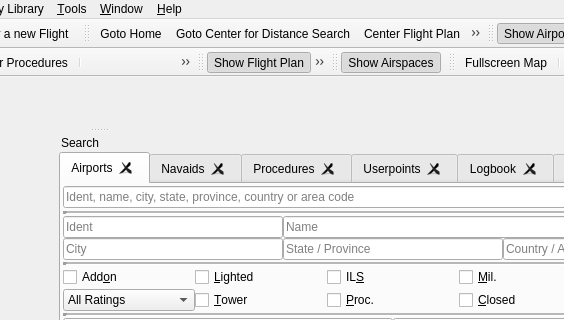
The window that src/gui/mainwindow.ui (albar965/littlenavmap) describes before a commit, drawn with Qt 5; both pictures show x 532 to 1096 and y 0 to 320 of the 1261 by 882 pixel window.
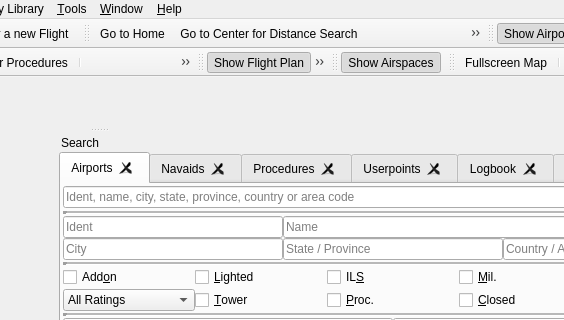
The same window after the commit. Icons and pictures are not drawn.

Patch:
```diff
--- a/src/gui/mainwindow.ui
+++ b/src/gui/mainwindow.ui
@@ -7120,7 +7120,7 @@
      <normaloff>:/littlenavmap/resources/icons/home.svg</normaloff>:/littlenavmap/resources/icons/home.svg</iconset>
    </property>
    <property name="text">
-    <string>Goto &amp;Home</string>
+    <string>Go to &amp;Home</string>
    </property>
    <property name="toolTip">
     <string>Goto home view</string>
@@ -7174,7 +7174,7 @@
      <normaloff>:/littlenavmap/resources/icons/centermark.svg</normaloff>:/littlenavmap/resources/icons/centermark.svg</iconset>
    </property>
    <property name="text">
-    <string>Goto Center for &amp;Distance Search</string>
+    <string>Go to Center for &amp;Distance Search</string>
    </property>
    <property name="toolTip">
     <string>Goto center mark for distance search</string>
@@ -11388,7 +11388,7 @@
      <normaloff>:/littlenavmap/resources/icons/aircraft.svg</normaloff>:/littlenavmap/resources/icons/aircraft.svg</iconset>
    </property>
    <property name="text">
-    <string>Goto &amp;User Aircraft</string>
+    <string>Go to &amp;User Aircraft</string>
    </property>
    <property name="toolTip">
     <string>Jump to the user aircraft</string>
```
Left out of the diff: 20 changed lines with no effect on the pictures.
